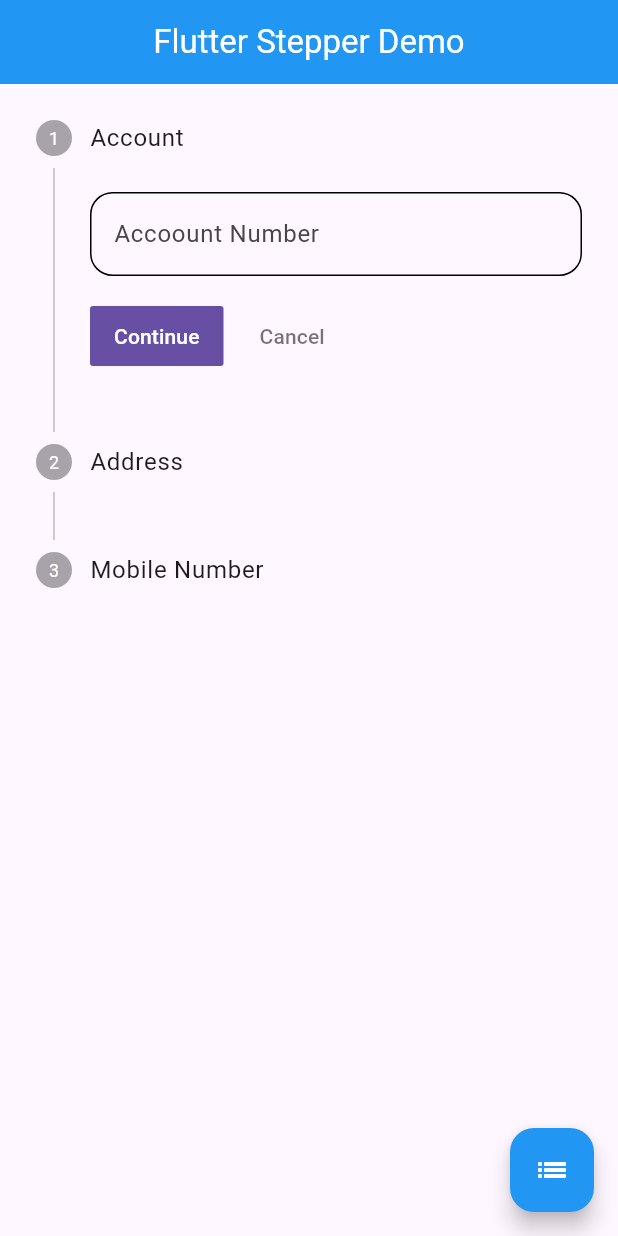
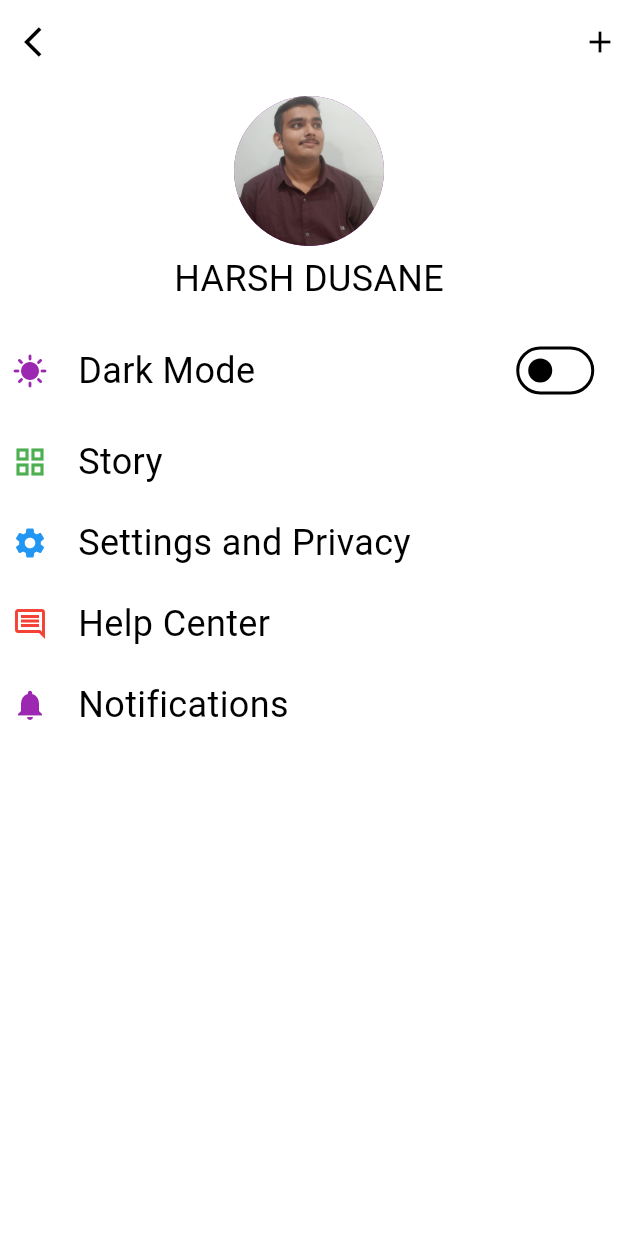
Before and after one commit to harshdusane2103/Adv_Flutter_Ch_First, a Flutter app: the screen it shows after launch, on a phone screen of 412 x 824 dp. Run offline on Flutter 3.47's test engine with Material 3 defaults, Android fonts, the phone set to English and light mode, and no system bars.

Commit message:
10/7/2024

```diff
--- /dev/null
+++ b/lib/Screen/pr_1.4/Provider/Home_Provider.dart
@@ -0,0 +1,11 @@
+import 'package:flutter/material.dart';
+class HomeProvider extends ChangeNotifier
+{
+  bool isDark=false;
+  void Themechange()
+  {
+    isDark=!isDark;
+    notifyListeners();
+  }
+
+}
--- /dev/null
+++ b/lib/Screen/pr_1.4/View/Home_Page.dart
@@ -0,0 +1,91 @@
+import 'package:adv_fullter_ch1/Screen/pr_1.4/Provider/Home_Provider.dart';
+import 'package:flutter/material.dart';
+import 'package:provider/provider.dart';
+class HomePage extends StatelessWidget {
+  const HomePage({super.key});
+
+
+  @override
+  Widget build(BuildContext context) {
+    HomeProvider homeProvidertrue=Provider.of(context,listen: true);
+    HomeProvider homeProviderfalse=Provider.of(context,listen: false);
+    return Scaffold(
+      appBar: AppBar(
+        leading: Icon(Icons.arrow_back_ios),
+        actions: [Icon(Icons.add)],
+
+      ),
+      body: Center(
+        child: Padding(
+          padding: const EdgeInsets.all(8.0),
+          child: Column(
+            children: [
+              CircleAvatar(
+                radius: 50,
+                backgroundImage: AssetImage('asstes/image/harsh.jpg'),
+              ),
+              SizedBox(height: 5,),
+              Text("HARSH DUSANE",style: TextStyle(fontSize: 24),),
+              SizedBox(height: 20,),
+              Row(
+
+                children: [
+                  Icon(Provider.of<HomeProvider>(context, listen: true).isDark
+                      ? Icons.nightlight_round
+                      : Icons.sunny,color: Theme.of(context).colorScheme.primary,size: 24,),
+                  SizedBox(width: 20,),
+                  Text('Dark Mode',style:TextStyle(fontSize: 24),),
+                  SizedBox(width: 170,),
+                  Switch(value: homeProvidertrue.isDark, onChanged: (value){
+                    homeProviderfalse.Themechange();
+                  }),
+                ],
+              ),
+              SizedBox(height: 20,),
+              Row(
+
+                children: [
+                  Icon(Icons.grid_view_outlined,color: Theme.of(context).colorScheme.secondary,size: 24,),
+                  SizedBox(width: 20,),
+                  Text('Story',style:TextStyle(fontSize: 24),),
+
+                ],
+              ),
+              SizedBox(height: 20,),
+              Row(
+
+                children: [
+                  Icon(Icons.settings,color: Theme.of(context).colorScheme.onPrimary,size: 24,),
+                  SizedBox(width: 20,),
+                  Text('Settings and Privacy',style:TextStyle(fontSize: 24),),
+
+                ],
+              ),
+              SizedBox(height: 20,),
+              Row(
+
+                children: [
+                  Icon(Icons.comment_outlined,color: Theme.of(context).colorScheme.onSecondary,size: 24,),
+                  SizedBox(width: 20,),
+                  Text('Help Center',style:TextStyle(fontSize: 24),),
+
+                ],
+              ),
+              SizedBox(height: 20,),
+              Row(
+
+                children: [
+                  Icon(Icons.notifications,color: Theme.of(context).colorScheme.tertiary,size: 24,),
+                  SizedBox(width: 20,),
+                  Text('Notifications',style:TextStyle(fontSize: 24),),
+
+                ],
+              ),
+
+            ],
+          ),
+        ),
+      ),
+    );
+  }
+}
--- a/lib/main.dart
+++ b/lib/main.dart
@@ -1,8 +1,10 @@
 
 
-import 'package:adv_fullter_ch1/Stepper/stepper_eaxple.dart';
-import 'package:adv_fullter_ch1/Stepper/stepper_eaxple_horizontal.dart';
+
+import 'package:adv_fullter_ch1/Screen/pr_1.4/Provider/Home_Provider.dart';
+import 'package:adv_fullter_ch1/Screen/pr_1.4/View/Home_Page.dart';
 import 'package:flutter/material.dart';
+import 'package:provider/provider.dart';
 
 void main() {
   runApp(const MyApp());
@@ -12,13 +14,35 @@ class MyApp extends StatelessWidget {
 
   @override
   Widget build(BuildContext context) {
-    return MaterialApp(
-      debugShowCheckedModeBanner: false,
-    routes: {
-        '/':(context)=>StepperScreen(),
-      '/hor':(context)=>stephorscreen(),
+    return ChangeNotifierProvider(
+      create: (context)=>HomeProvider(),
+      builder: (context,child)=> MaterialApp(
+        debugShowCheckedModeBanner: false,
+         theme:ThemeData(
+           brightness: Brightness.light,
+           colorScheme: ColorScheme.light(
+             primary: Colors.purple,
+             secondary: Colors.green,
+             onPrimary: Colors.blue,
+             onSecondary: Colors.red,
+             tertiary: Colors.purple
 
-    },
+
+           )
+
+         ) ,
+         darkTheme:ThemeData(
+         brightness: Brightness.dark,
+    colorScheme: ColorScheme.dark(
+    primary: Colors.orange,
+    secondary: Colors.blue,
+    onPrimary: Colors.red,
+    onSecondary: Colors.yellow,
+    tertiary: Colors.orange)
+         ) ,
+         themeMode: Provider.of<HomeProvider>(context).isDark?ThemeMode.dark:ThemeMode.light,
+         home:HomePage(),
+      ),
     );
   }
 }
--- a/pubspec.yaml
+++ b/pubspec.yaml
@@ -35,6 +35,7 @@ dependencies:
   # The following adds the Cupertino Icons font to your application.
   # Use with the CupertinoIcons class for iOS style icons.
   cupertino_icons: ^1.0.6
+  provider: ^6.1.2
 
 dev_dependencies:
   flutter_test:
@@ -62,6 +63,10 @@ flutter:
   # assets:
   #   - images/a_dot_burr.jpeg
   #   - images/a_dot_ham.jpeg
+  assets:
+    - asstes/image/hd.jpeg
+    - asstes/image/harsh.jpg
+
 
   # An image asset can refer to one or more resolution-specific "variants", see
   # https://flutter.dev/assets-and-images/#resolution-aware
```
Also changed, not shown: asstes/image/harsh.jpg (added), asstes/image/hd.jpeg (added), darkimg2.png (added), ligthimg1.png (added), pubspec.lock.
